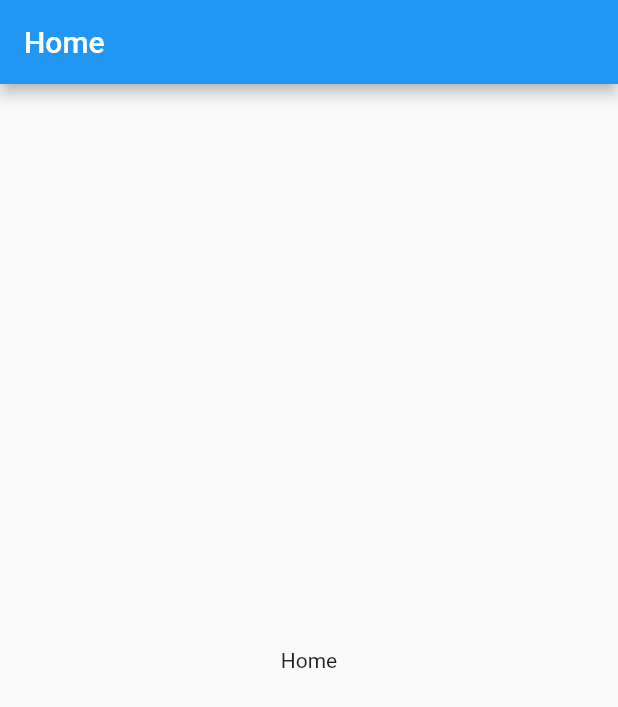
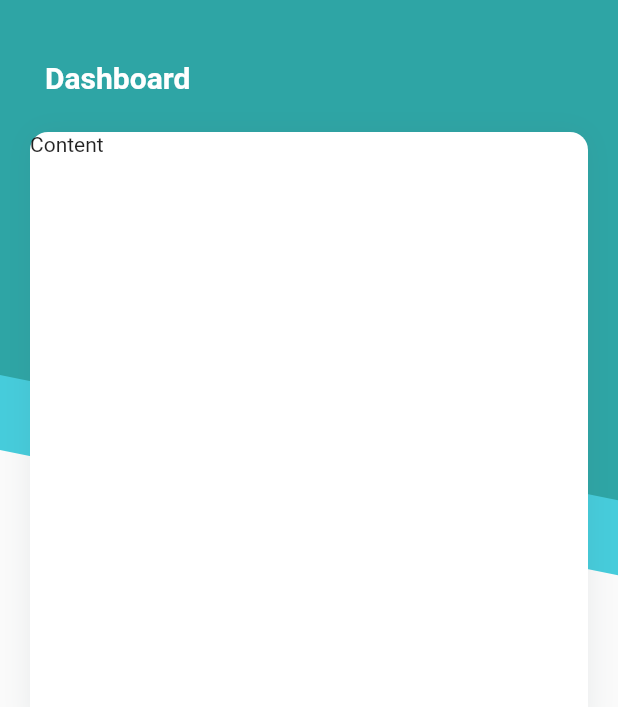
Before and after one commit to mligeziak/robin, a Flutter app: the screen it shows after launch, on a phone screen of 412 x 824 dp. Shown: the top 707 px of the screen. Run offline on Flutter 3.47's test engine with Material 2 defaults, Android fonts, the phone set to English and light mode, and no system bars.

Commit message:
feat: app layout

```diff
--- a/lib/src/app.dart
+++ b/lib/src/app.dart
@@ -1,16 +1,16 @@
 import 'package:flutter/material.dart';
+import '../widgets/layout.dart';
+import '../widgets/box.dart';
 
 class App extends StatelessWidget {
   Widget build(context) {
     return MaterialApp(
       title: 'Home',
       theme: ThemeData(primarySwatch: Colors.blue),
-      home: Scaffold(
-        appBar: AppBar(
-          title: Text('Home'),
-        ),
-        body: Center(
-          child: Text('Home'),
+      home: Layout(
+        title: 'Dashboard',
+        child: Box(
+          child: Text('Content'),
         ),
       ),
     );
--- /dev/null
+++ b/lib/widgets/box.dart
@@ -0,0 +1,26 @@
+import 'package:flutter/material.dart';
+
+class Box extends StatelessWidget {
+  final Widget child;
+
+  Box({@required this.child});
+
+  Widget build(context) {
+    return Container(
+      alignment: Alignment(-1.0, -1.0),
+      child: this.child,
+      height: 400.0,
+      margin: EdgeInsets.only(left: 20.0, right: 20.0),
+      decoration: BoxDecoration(
+        color: Colors.white,
+        borderRadius: BorderRadius.all(Radius.circular(12.0)),
+        boxShadow: [
+          BoxShadow(
+            color: Color.fromRGBO(69, 91, 99, 0.1),
+            blurRadius: 16.0,
+          ),
+        ],
+      ),
+    );
+  }
+}
--- /dev/null
+++ b/lib/widgets/layout.dart
@@ -0,0 +1,59 @@
+import 'package:flutter/material.dart';
+
+class Layout extends StatelessWidget {
+  final String title;
+  final Widget child;
+
+  Layout({@required this.title, @required this.child});
+
+  Widget build(context) {
+    return Scaffold(
+      body: Stack(
+        children: <Widget>[
+          Positioned(
+            child: Stack(
+              children: <Widget>[
+                Container(
+                  height: 500.0,
+                  color: Color.fromRGBO(70, 204, 219, 1.0),
+                  transform: Matrix4.skewY(0.2),
+                ),
+                Container(
+                  height: 450.0,
+                  color: Color.fromRGBO(46, 165, 165, 1.0),
+                  transform: Matrix4.skewY(0.2),
+                ),
+              ],
+            ),
+            top: -200.0,
+            left: 0.0,
+            right: 0.0,
+          ),
+          Positioned(
+            child: Column(
+              children: <Widget>[
+                Container(
+                  margin:
+                      EdgeInsets.only(bottom: 25.0, left: 30.0, right: 30.0),
+                  alignment: Alignment(-1.0, 0.0),
+                  child: Text(
+                    this.title,
+                    style: TextStyle(
+                      color: Colors.white,
+                      fontWeight: FontWeight.bold,
+                      fontSize: 20.0,
+                    ),
+                  ),
+                ),
+                this.child,
+              ],
+            ),
+            top: 40.0,
+            left: 0.0,
+            right: 0.0,
+          ),
+        ],
+      ),
+    );
+  }
+}
```
Also changed, not shown: 1 other file.
